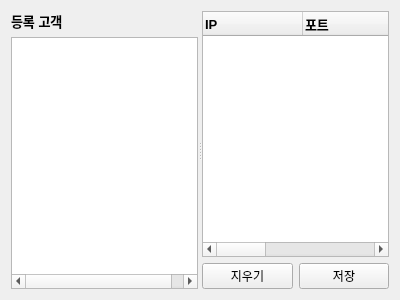
Before: the Qt Designer form CustomerProduct2Project/chatserverform.ui in SaintMonguss/Qt, drawn with Qt 5.
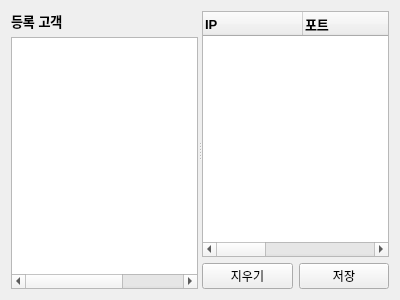
After: the same form once the commit is applied.

What changed in the file:
```diff
--- a/CustomerProduct2Project/chatserverform.ui
+++ b/CustomerProduct2Project/chatserverform.ui
@@ -50,6 +50,11 @@
            <string>Status</string>
           </property>
          </column>
+         <column>
+          <property name="text">
+           <string>ID</string>
+          </property>
+         </column>
          <column>
           <property name="text">
            <string>Name</string>
```
